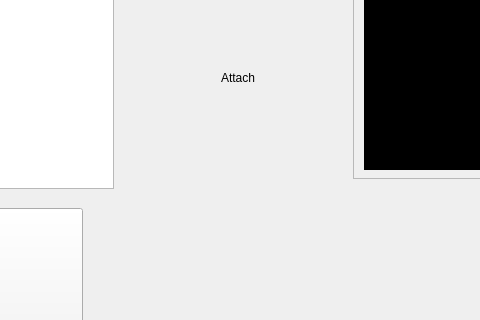
WaillyMohamed/AED, file aed_display.ui: the form before one commit; both pictures show x 497 to 977 and y 182 to 502 of the 1200 by 800 pixel window.
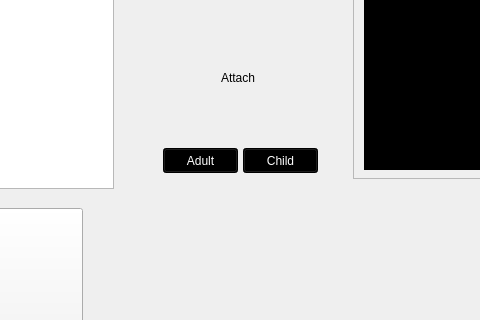
The form after the commit.

Commit message: Added functionality that allows the user choose between adult or child electrode pads.

What changed in the file:
```diff
--- a/aed_display.ui
+++ b/aed_display.ui
@@ -321,6 +321,40 @@
      <string>shock:</string>
     </property>
    </widget>
+   <widget class="QPushButton" name="adult">
+    <property name="geometry">
+     <rect>
+      <x>660</x>
+      <y>330</y>
+      <width>75</width>
+      <height>25</height>
+     </rect>
+    </property>
+    <property name="styleSheet">
+     <string notr="true">background-color: rgb(0, 0, 0);color: rgb(255, 255, 255)
+</string>
+    </property>
+    <property name="text">
+     <string>Adult</string>
+    </property>
+   </widget>
+   <widget class="QPushButton" name="child">
+    <property name="geometry">
+     <rect>
+      <x>740</x>
+      <y>330</y>
+      <width>75</width>
+      <height>25</height>
+     </rect>
+    </property>
+    <property name="styleSheet">
+     <string notr="true">background-color: rgb(0, 0, 0);color: rgb(255, 255, 255)
+</string>
+    </property>
+    <property name="text">
+     <string>Child</string>
+    </property>
+   </widget>
   </widget>
   <widget class="QMenuBar" name="menubar">
    <property name="geometry">
```
Left out of the diff: 2 changed lines with no effect on the pictures. The commit also changes 2 other files.
